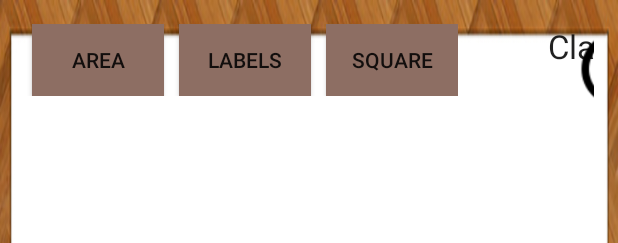
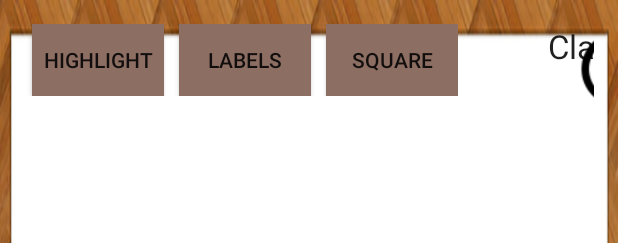
Before and after one commit to faurehu/KCLprojectWalk, an Android app: the layout activity_main.xml on its own in the app's theme, with its tools: preview values and no code run, on a phone screen of 412 x 824 dp. Shown: the top 243 px of the screen. Run offline under Robolectric (Android 15) with nearby library versions, the phone set to English and light mode, and no system bars; plain views replace CircleButton.

Commit message:
Adjusting the layout + Circle Listeners for countries

```diff
--- a/app/src/main/res/layout/activity_main.xml
+++ b/app/src/main/res/layout/activity_main.xml
@@ -39,7 +39,7 @@
             <Button
                 android:layout_width="wrap_content"
                 android:layout_height="wrap_content"
-                android:text=" Area "
+                android:text=" highlight "
                 android:background="#8d6e63"
                 android:id="@+id/button" />
             <View
```
